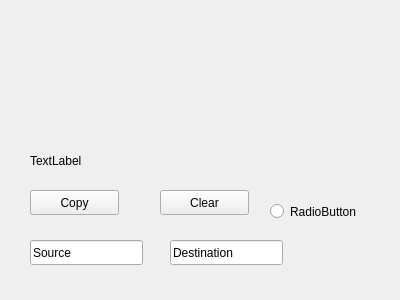
Old version of the form fisual/widget.ui in the repository numer140466/repa.
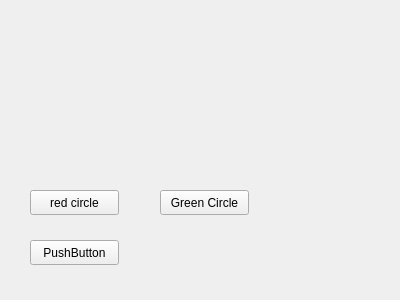
New version of the form.

Diff of the .ui file:
```diff
--- a/fisual/widget.ui
+++ b/fisual/widget.ui
@@ -13,32 +13,6 @@
   <property name="windowTitle">
    <string>Widget</string>
   </property>
-  <widget class="QLineEdit" name="MyLineEdit1">
-   <property name="geometry">
-    <rect>
-     <x>30</x>
-     <y>240</y>
-     <width>113</width>
-     <height>25</height>
-    </rect>
-   </property>
-   <property name="text">
-    <string>Source</string>
-   </property>
-  </widget>
-  <widget class="QLineEdit" name="MyLineEdit2">
-   <property name="geometry">
-    <rect>
-     <x>170</x>
-     <y>240</y>
-     <width>113</width>
-     <height>25</height>
-    </rect>
-   </property>
-   <property name="text">
-    <string>Destination</string>
-   </property>
-  </widget>
   <widget class="QPushButton" name="MyPushButton1">
    <property name="geometry">
     <rect>
@@ -49,7 +23,7 @@
     </rect>
    </property>
    <property name="text">
-    <string>Copy</string>
+    <string>red circle</string>
    </property>
   </widget>
   <widget class="QPushButton" name="MyPushButton2">
@@ -62,44 +36,20 @@
     </rect>
    </property>
    <property name="text">
-    <string>Clear</string>
+    <string>Green Circle</string>
    </property>
   </widget>
-  <widget class="QLabel" name="MyLabel">
+  <widget class="QPushButton" name="repaintButton">
    <property name="geometry">
     <rect>
      <x>30</x>
-     <y>150</y>
-     <width>161</width>
-     <height>21</height>
+     <y>240</y>
+     <width>89</width>
+     <height>25</height>
     </rect>
    </property>
    <property name="text">
-    <string>TextLabel</string>
-   </property>
-  </widget>
-  <widget class="QWidget" name="verticalLayoutWidget">
-   <property name="geometry">
-    <rect>
-     <x>10</x>
-     <y>10</y>
-     <width>160</width>
-     <height>80</height>
-    </rect>
-   </property>
-   <layout class="QVBoxLayout" name="verticalLayout"/>
-  </widget>
-  <widget class="QRadioButton" name="radioButton">
-   <property name="geometry">
-    <rect>
-     <x>270</x>
-     <y>200</y>
-     <width>112</width>
-     <height>23</height>
-    </rect>
-   </property>
-   <property name="text">
-    <string>RadioButton</string>
+    <string>PushButton</string>
    </property>
   </widget>
  </widget>
```
Left out of the diff: 37 changed lines with no effect on the pictures.
